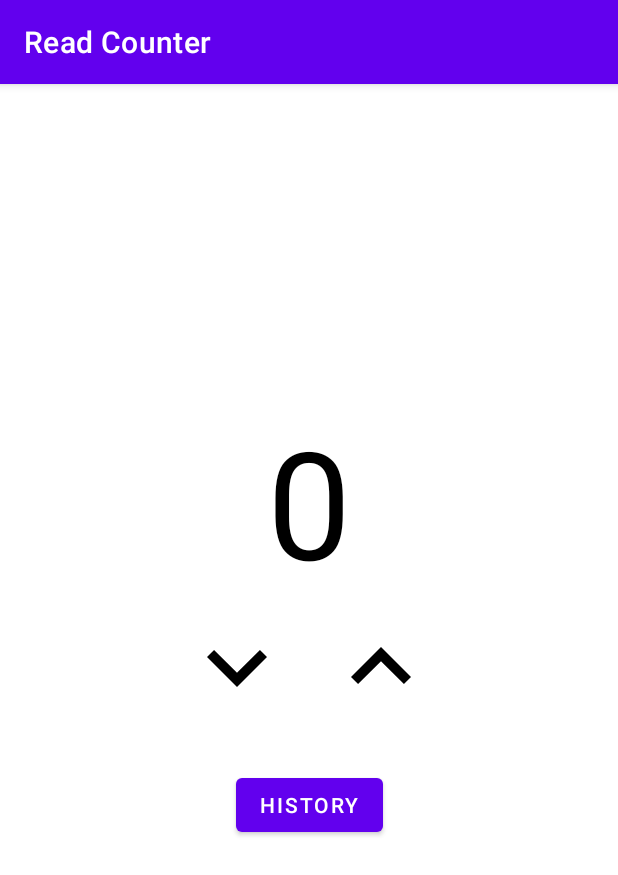
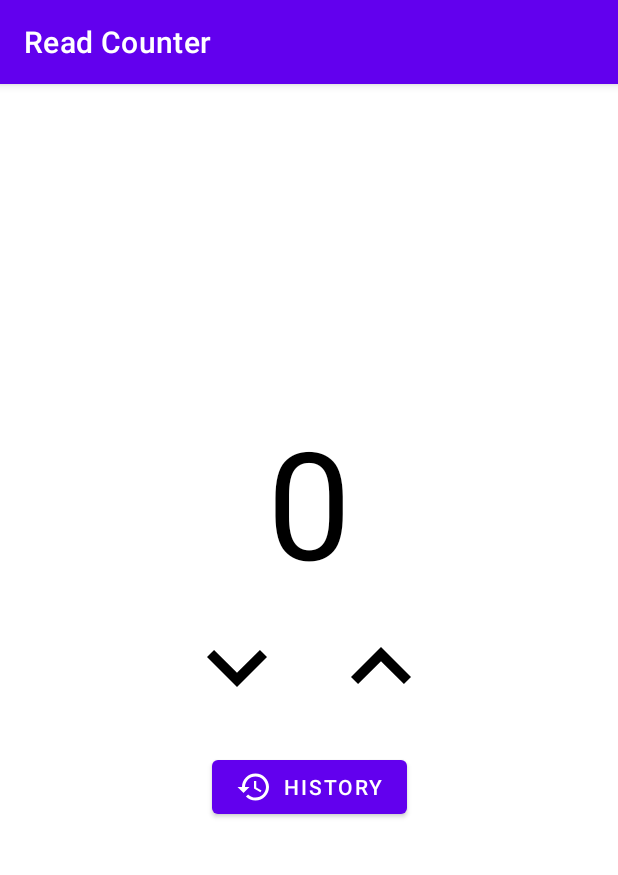
Before and after one commit to rustamsafarovrs/ReadCounter, an Android app: the screen it shows after launch (MainActivity), on a phone screen of 412 x 824 dp. Shown: the top 875 px of the screen. Run offline under Robolectric (Android 15) with nearby library versions, the phone set to English and light mode, and no system bars; our stand-ins replace Room's generated code, data binding.

```diff
--- a/app/src/main/java/tj/rs/devteam/readcounter/repository/room/ReadDao.kt
+++ b/app/src/main/java/tj/rs/devteam/readcounter/repository/room/ReadDao.kt
@@ -18,7 +18,7 @@ interface ReadDao {
     @Query("INSERT INTO read(date_time) VALUES(strftime('%s', CURRENT_TIMESTAMP))")
     fun addRead()
 
-    @Query("select COUNT(date_time)from read where date_time BETWEEN (strftime('%s', CURRENT_DATE)) and (strftime('%s', CURRENT_DATE || ' 23:35:59'))")
+    @Query("select COUNT(date_time)from read where date_time BETWEEN (strftime('%s', CURRENT_DATE)) and (strftime('%s', CURRENT_DATE || ' 23:59:59'))")
     fun getTodayReadCount(): Int
 
     @Query("delete from read where id = (SELECT id FROM read ORDER BY id DESC LIMIT 1);")
--- a/app/src/main/java/tj/rs/devteam/readcounter/ui/history/ReadHistoryRVAdapter.kt
+++ b/app/src/main/java/tj/rs/devteam/readcounter/ui/history/ReadHistoryRVAdapter.kt
@@ -15,6 +15,7 @@ import tj.rs.devteam.readcounter.model.Read
 
 class ReadHistoryRVAdapter(private var items: List<Read>) :
     RecyclerView.Adapter<ReadHistoryRVAdapter.ReadHistoryViewHolder>() {
+
     override fun onCreateViewHolder(parent: ViewGroup, viewType: Int): ReadHistoryViewHolder {
         val layoutInflater = LayoutInflater.from(parent.context)
         val binding = RvReadItemBinding.inflate(layoutInflater, parent, false)
--- /dev/null
+++ b/app/src/main/res/drawable/ic_history_black_24dp.xml
@@ -0,0 +1,9 @@
+<vector xmlns:android="http://schemas.android.com/apk/res/android"
+    android:width="24dp"
+    android:height="24dp"
+    android:viewportWidth="24.0"
+    android:viewportHeight="24.0">
+    <path
+        android:fillColor="#FF000000"
+        android:pathData="M13,3c-4.97,0 -9,4.03 -9,9L1,12l3.89,3.89 0.07,0.14L9,12L6,12c0,-3.87 3.13,-7 7,-7s7,3.13 7,7 -3.13,7 -7,7c-1.93,0 -3.68,-0.79 -4.94,-2.06l-1.42,1.42C8.27,19.99 10.51,21 13,21c4.97,0 9,-4.03 9,-9s-4.03,-9 -9,-9zM12,8v5l4.28,2.54 0.72,-1.21 -3.5,-2.08L13.5,8L12,8z" />
+</vector>
--- a/app/src/main/res/layout/activity_main.xml
+++ b/app/src/main/res/layout/activity_main.xml
@@ -38,8 +38,6 @@
             android:foreground="?attr/selectableItemBackgroundBorderless"
             android:onClick="@{() -> viewModel.decrement()}"
             app:layout_constraintEnd_toStartOf="@+id/guideline"
-            app:layout_constraintHorizontal_bias="1.0"
-            app:layout_constraintStart_toStartOf="parent"
             app:layout_constraintTop_toBottomOf="@+id/textView"
             app:srcCompat="@drawable/ic_expand_more_black_24dp" />
 
@@ -51,8 +49,6 @@
             android:layout_marginTop="4dp"
             android:foreground="?attr/selectableItemBackgroundBorderless"
             android:onClick="@{() -> viewModel.increment()}"
-            app:layout_constraintEnd_toEndOf="parent"
-            app:layout_constraintHorizontal_bias="0.0"
             app:layout_constraintStart_toStartOf="@+id/guideline"
             app:layout_constraintTop_toBottomOf="@+id/textView"
             app:srcCompat="@drawable/ic_expand_less_black_24dp" />
@@ -68,7 +64,8 @@
             android:id="@+id/mb_history"
             android:layout_width="wrap_content"
             android:layout_height="wrap_content"
-            android:layout_marginTop="28dp"
+            android:layout_marginTop="16dp"
+            app:icon="@drawable/ic_history_black_24dp"
             android:text="history"
             app:layout_constraintEnd_toEndOf="parent"
             app:layout_constraintStart_toStartOf="parent"
```
Also changed, not shown: app/src/main/java/tj/rs/devteam/readcounter/repository/DbRepository.kt (+11 -0 lines), app/src/main/java/tj/rs/devteam/readcounter/ui/history/HistoryActivity.kt (+6 -1 lines), app/src/main/java/tj/rs/devteam/readcounter/ui/history/HistoryActivityViewModel.kt (+14 -2 lines), app/src/main/res/layout/activity_history.xml (+29 -3 lines).
